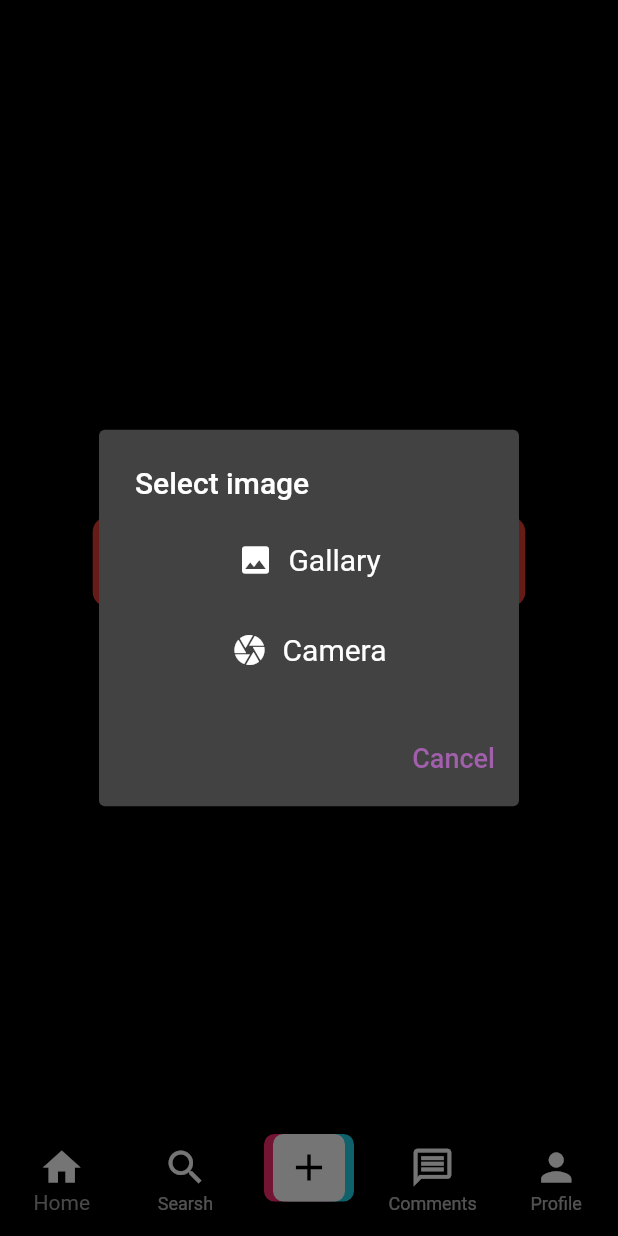
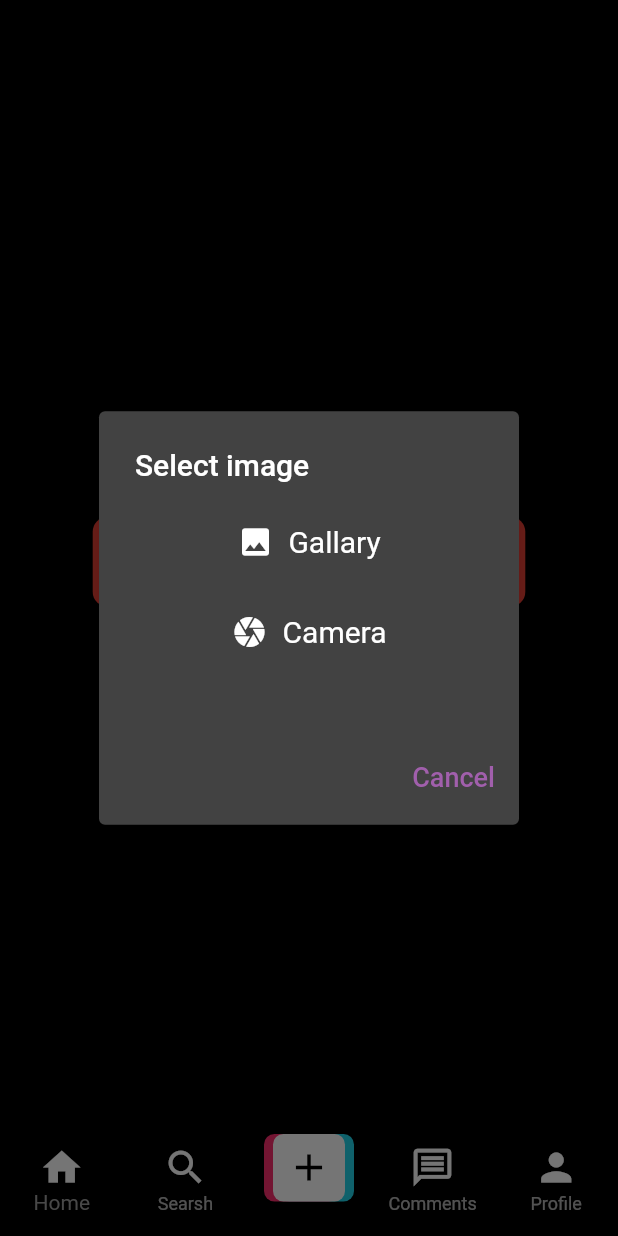
Before and after one commit to aliHMHA/Tiktok_clone, a Flutter app: the screen it shows once a user with an empty profile is signed in, item 3 of the bottom bar chosen, after a tap on "Add a video.", on a phone screen of 412 x 824 dp. Run offline on Flutter 3.47's test engine with Material 2 defaults, Android fonts, the phone set to English and light mode, and no system bars; our stand-ins replace cloud_firestore, connectivity_plus, firebase_auth, firebase_core, firebase_storage, get and 3 more; missing offline and left inert: video_compress; accounts and stored records are empty; network calls fail.

Commit message:
final  commit2

```diff
--- a/lib/controllers/upload_controller.dart
+++ b/lib/controllers/upload_controller.dart
@@ -204,7 +204,7 @@ class UploadController extends GetxController {
               content: Container(
                 padding: const EdgeInsets.only(top: 10),
                 width: media.width * .5,
-                height: media.height * .17,
+                height: media.height * .2,
                 child: Column(
                   mainAxisAlignment: MainAxisAlignment.start,
                   children: [
--- a/lib/views/screens/confirm_screen.dart
+++ b/lib/views/screens/confirm_screen.dart
@@ -105,7 +105,7 @@ class _ConfirmScreenState extends State<ConfirmScreen> {
                               color: Colors.black,
                             )
                           : const Text(
-                              'Share',
+                              'Puplish',
                               style: TextStyle(
                                   fontSize: 20, fontWeight: FontWeight.bold),
                             ))
```
